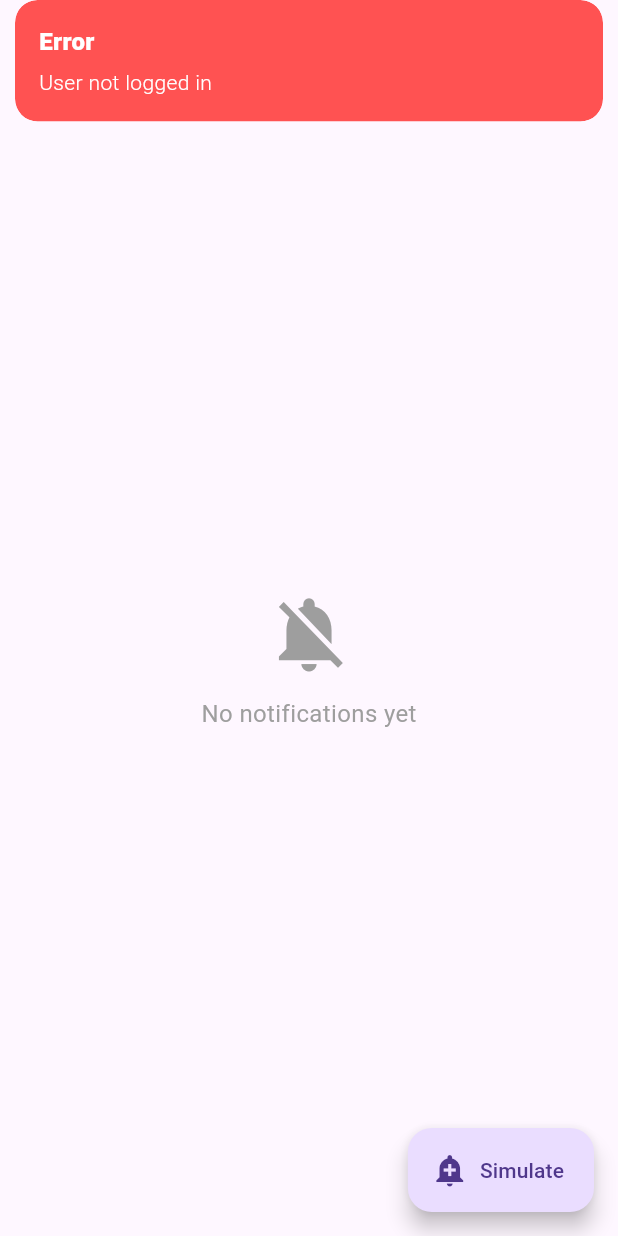
After one commit to faseey/Echo, a Flutter app: the NotificationScreen screen opened directly, on a phone screen of 412 x 824 dp. The commit adds this screen. Run offline on Flutter 3.47's test engine with Material 3 defaults, Android fonts, the phone set to English and light mode, and no system bars; our stand-ins replace cloud_firestore, curved_navigation_bar, firebase_core, flutter_image_compress, get, image_picker; accounts and stored records are empty.

Commit message:
notification

```diff
--- a/lib/Screen/LoginScreen.dart
+++ b/lib/Screen/LoginScreen.dart
@@ -15,6 +15,7 @@ class LoginScreen extends StatelessWidget {
 
   @override
   Widget build(BuildContext context) {
+
     return Scaffold(
       appBar: AppBar(
         title: const Text(
--- a/lib/Screen/friendscreen.dart
+++ b/lib/Screen/friendscreen.dart
@@ -181,7 +181,7 @@ class FriendScreen extends StatelessWidget {
                                   icon: Icon(Icons.check, color: Colors.green),
                                   tooltip: "Accept",
                                   onPressed: () async {
-                                    await controller.acceptRequestBySender(senderUsername);
+                                    await controller.acceptRequestofSender(senderUsername);
                                   },
                                 ),
                                 IconButton(
--- /dev/null
+++ b/lib/Screen/notificationsscreen.dart
@@ -0,0 +1,111 @@
+import 'package:flutter/material.dart';
+import 'package:get/get.dart';
+import '../controllers/notificationController.dart';
+
+import '../models/echo.dart'; // Assuming Echo class is defined here
+
+class NotificationScreen extends StatefulWidget {
+  @override
+  _NotificationScreenState createState() => _NotificationScreenState();
+}
+final Echo echo = Get.find<Echo>();
+class _NotificationScreenState extends State<NotificationScreen> {
+  final NotificationController controller = Get.put(NotificationController());
+
+  @override
+  void initState() {
+    super.initState();
+    final username = echo.activeUser?.user.username;
+    if (username != null) {
+      controller.loadFromFirestore(username);
+    } else {
+      Get.snackbar("Error", "User not logged in",
+          backgroundColor: Colors.redAccent,
+          colorText: Colors.white,
+          duration: Duration(seconds: 2));
+    }
+  }
+
+  IconData _getIcon(String message) {
+    if (message.contains("new post")) return Icons.post_add;
+    if (message.contains("follow request")) return Icons.person_add;
+    if (message.contains("accepted")) return Icons.check_circle;
+    if (message.contains("message")) return Icons.message;
+    return Icons.notifications;
+  }
+
+  @override
+  Widget build(BuildContext context) {
+    return Scaffold(
+      appBar: AppBar(
+        title: Text("Notifications"),
+        actions: [
+          IconButton(
+            icon: Icon(Icons.refresh),
+            tooltip: "Reload",
+            onPressed: () {
+              final username = echo.activeUser?.user.username;
+              if (username != null) controller.loadFromFirestore(username);
+            },
+          ),
+          IconButton(
+            icon: Icon(Icons.clear_all),
+            tooltip: "Clear All",
+            onPressed: () {
+              controller.clearAll();
+              Get.snackbar("Cleared", "All notifications removed",
+                  backgroundColor: Colors.grey[800],
+                  colorText: Colors.white,
+                  duration: Duration(seconds: 2));
+            },
+          )
+        ],
+      ),
+      body: Obx(() {
+        if (controller.notifications.isEmpty) {
+          return Center(
+            child: Column(
+              mainAxisAlignment: MainAxisAlignment.center,
+              children: [
+                Icon(Icons.notifications_off, size: 60, color: Colors.grey),
+                SizedBox(height: 12),
+                Text("No notifications yet",
+                    style: TextStyle(fontSize: 16, color: Colors.grey)),
+              ],
+            ),
+          );
+        }
+
+        return ListView.separated(
+          padding: EdgeInsets.all(12),
+          itemCount: controller.notifications.length,
+          separatorBuilder: (_, __) => SizedBox(height: 8),
+          itemBuilder: (context, index) {
+            final msg = controller.notifications[index];
+            return Card(
+              elevation: 3,
+              shape: RoundedRectangleBorder(
+                  borderRadius: BorderRadius.circular(12)),
+              child: ListTile(
+                leading: Icon(_getIcon(msg), color: Colors.blueAccent),
+                title: Text(msg,
+                    style:
+                    TextStyle(fontSize: 15, fontWeight: FontWeight.w500)),
+              ),
+            );
+          },
+        );
+      }),
+      floatingActionButton: FloatingActionButton.extended(
+        icon: Icon(Icons.add_alert),
+        label: Text("Simulate"),
+        onPressed: () {
+          final username = echo.activeUser?.user.username;
+          if (username != null) {
+            controller.addNotification("post", username);
+          }
+        },
+      ),
+    );
+  }
+}
--- a/lib/component/bottomNavbar.dart
+++ b/lib/component/bottomNavbar.dart
@@ -4,6 +4,7 @@ import 'package:curved_navigation_bar/curved_navigation_bar.dart';
 import '../Screen/friendscreen.dart';
 import '../Screen/messagescreen.dart';
 import '../Screen/new_post_screen.dart';
+import '../Screen/notificationsscreen.dart';
 import '../Screen/postScreen.dart';
 import '../Screen/profileScreen.dart';
 
@@ -22,8 +23,8 @@ class _BottomnavbarState extends State<Bottomnavbar> {
 
 
     FriendScreen(),
-    NewsFeedScreen(),
-    //PostScreen(),
+    //NewsFeedScreen(),
+    NotificationScreen(),
     MessageScreen(),
     ProfileScreen(),
   ];
--- a/lib/controllers/MessageController.dart
+++ b/lib/controllers/MessageController.dart
@@ -41,6 +41,7 @@ class MessageController extends GetxController {
     final receiverNode = echo.bst.search(receiver);
     if (receiverNode != null) {
       receiverNode.user.message.addMessage(sender, receivedMsg);
+      receiverNode.user.notifications.addNotification('message', sender);
       print('[sendMessage] Received message added to receiver\'s chat list');
       await saveUserToFirebase(receiverNode!.user);
       await loadUserFromFirebase(receiverNode!.user.username);
--- a/lib/controllers/friend_controller.dart
+++ b/lib/controllers/friend_controller.dart
@@ -57,6 +57,7 @@ class FriendController extends GetxController {
       return;
     }
     else{
+      print("i am here");
       echo.connections![senderIndex][receiverIndex] = 1;
       await echo.saveConnectionsToFirebase();
 
@@ -68,6 +69,13 @@ class FriendController extends GetxController {
     );
 
     receiverNode.user.requestQueue.addRequest(request);
+    receiverNode.user.notifications.addNotification('request',currentUser!.username);
+    receiverNode.user.notifications.showNotifications();
+      await receiverNode.user.saveNotificationsToFirestore();
+
+    print( receiverNode.user.username);
+
+
 
     // Save updated requests to Firebase for the receiver
     await saveRequestsToFirestore(friendUsername);
@@ -77,7 +85,7 @@ class FriendController extends GetxController {
   }
 
 
-  Future<void> acceptRequestBySender(String senderUsername) async {
+  Future<void> acceptRequestofSender(String senderUsername) async {
     if (currentUser == null) return;
 
     final requestNode = currentUser!.requestQueue.getRequestBySender(senderUsername);
@@ -85,6 +93,13 @@ class FriendController extends GetxController {
       // Step 1: Accept connection in Echo matrix
       echo.connections![requestNode.request.senderIndex][requestNode.request.receiverIndex] = 1;
       echo.connections![requestNode.request.receiverIndex][requestNode.request.senderIndex] = 1;
+      final senderrNode = Echo.instance.bst.search(senderUsername);
+      print(senderUsername);
+      senderrNode?.user.notifications.addNotification('accepted', currentUser!.username);
+
+      print(senderrNode?.user.notifications.showNotifications());
+      await senderrNode?.user.saveNotificationsToFirestore();
+
       await echo.saveConnectionsToFirebase();
 
       // Step 2: Add each other to friendList in Firestore
--- /dev/null
+++ b/lib/controllers/notificationController.dart
@@ -0,0 +1,47 @@
+import 'package:cloud_firestore/cloud_firestore.dart';
+import 'package:get/get.dart';
+import '../models/NotificationList.dart';
+
+class NotificationController extends GetxController {
+  final NotificationStack _notification = NotificationStack();
+  var notifications = <String>[].obs;
+
+  void addNotification(String type, String username) {
+    _notification.addNotification(type, username);
+    notifications.value = _notification.showNotifications();
+  }
+
+  void clearAll() {
+    _notification.clearNotifications();
+    notifications.clear();
+  }
+
+  void refreshNotifications() {
+    notifications.value = _notification.showNotifications();
+  }
+
+
+  Future<void> loadFromFirestore(String username) async {
+    // Clear before loading fresh
+    _notification.clearNotifications();
+    notifications.clear();
+
+    try {
+      final doc = await FirebaseFirestore.instance
+          .collection('users')
+          .doc(username)
+          .get();
+
+      if (doc.exists && doc.data()?['notifications'] != null) {
+        List<dynamic> stored = doc.data()!['notifications'];
+        _notification.loadFromList(stored);
+        notifications.value = _notification.showNotifications();
+      }
+    } catch (e) {
+      print("Error loading notifications: $e");
+      Get.snackbar("Error", "Failed to load notifications",
+          backgroundColor: Get.theme.colorScheme.error,
+          colorText: Get.theme.colorScheme.onError);
+    }
+  }
+}
--- a/lib/controllers/register_controller.dart
+++ b/lib/controllers/register_controller.dart
@@ -34,6 +34,7 @@ class UserController extends GetxController {
       // Optionally set activeUser here if you want
       echo.activeUser = echo.bst.search(user.username) ;
       echo.activeUser?.user.user_index =  echo.userCount ;
+
       await userCollection.doc(user.username).update({
         'user_index': echo.userCount,
       });
@@ -155,6 +156,8 @@ class UserController extends GetxController {
       }
 
       print("Login Successful");
+      print("notifications");
+      print(echo.activeUser?.user.notifications.showNotifications());
       isLoggedIn = true;
       echo.activeUser = node;
       User? user = await loadUserFromFirebase(userName);
--- a/lib/user_data_model/userService.dart
+++ b/lib/user_data_model/userService.dart
@@ -1,5 +1,7 @@
 import 'package:cloud_firestore/cloud_firestore.dart';
+import 'package:flutter/cupertino.dart';
 
+import '../models/NotificationList.dart';
 import '../models/friendlist.dart';
 import '../models/message.dart';
 import '../models/newsfeedheap.dart';
@@ -23,6 +25,7 @@ class User {
  // ImagePostStack _imagePostStack;
   Messages _message;
   NewsFeedHeap _newsfeedheap;
+  NotificationStack _notification;
 
   User({
     required String username,
@@ -41,7 +44,12 @@ class User {
   //  ImagePostStack? imagePostStack,
     Messages? message,
     NewsFeedHeap? newsfeedheap,
-  })  : _username = username,
+    NotificationStack? notification,
+
+
+
+
+})  : _username = username,
         _email = email,
         _password = password,
         _firstname = firstname,
@@ -56,7 +64,9 @@ class User {
         _requestQueue = requestQueue ?? RequestQueue(),
        // _imagePostStack = imagePostStack ?? ImagePostStack(),
         _message = message ?? Messages(),
-        _newsfeedheap = newsfeedheap ?? NewsFeedHeap();
+        _newsfeedheap = newsfeedheap ?? NewsFeedHeap(),
+        _notification = notification ?? NotificationStack();
+
 
 
   //  Public getters
@@ -76,13 +86,15 @@ class User {
  // ImagePostStack get imagePostStack => _imagePostStack;
   Messages get message => _message;
   NewsFeedHeap get newsfeedheap => _newsfeedheap;
+  NotificationStack get notifications => _notification;
 
 
   // Public setters
   set profileImageUrl(String url) => _profileImageUrl = url;
   set bio(String b) => _bio = b;
   set lastSignin(String value) => _lastSignin = value;
-  set user_index(int value) => user_index = value;
+  set user_index(int value) => _userIndex = value;
+
 
 
   Map<String, dynamic> toJson() => {
@@ -101,6 +113,8 @@ class User {
     'friendRequests': _requestQueue.toJsonList(),
     'chatList': _message.toJsonList(),
     'newsFeed': _newsfeedheap.toJsonList(),
+    'notifications': _notification.toList(),
+
 
   };
 
@@ -123,6 +137,10 @@ class User {
     if (json['newsFeed'] != null) {
       newsFeed.loadFromJsonList(json['newsFeed']);
     }
+    final notificationStack = NotificationStack();
+    if (json['notifications'] != null) {
+      notificationStack.loadFromList(json['notifications']);
+    }
 
 
 
@@ -142,8 +160,17 @@ class User {
       requestQueue: requestQueue,
       message: messages,
       newsfeedheap: newsFeed,
+      notification: notificationStack,
+
 
     );
   }
-
+  Future<void> saveNotificationsToFirestore() async {
+    await FirebaseFirestore.instance
+        .collection('users')
+        .doc(_username)
+        .update({
+      'notifications': _notification.toList(),
+    });
+  }
 }
```
Also changed, not shown: lib/models/NotificationList.dart (added, +81 -0 lines).
